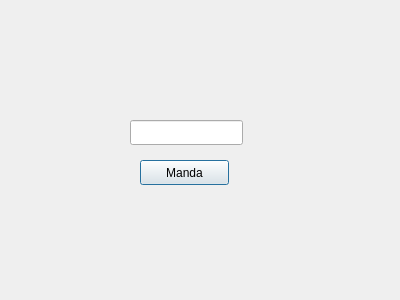
First picture: the form in QTClient/home.ui, repository giuseppegiuffry/MeetingApp, before the edit.
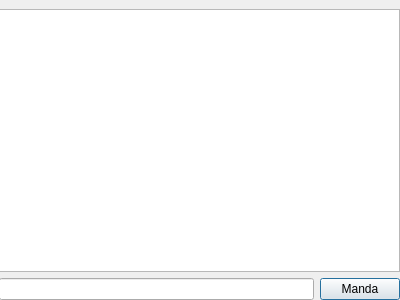
Second picture: the form after the edit.

What changed in the file:
```diff
--- a/QTClient/home.ui
+++ b/QTClient/home.ui
@@ -13,28 +13,34 @@
   <property name="windowTitle">
    <string>Dialog</string>
   </property>
-  <widget class="QLineEdit" name="lineEdit">
+  <widget class="QWidget" name="verticalLayoutWidget_2">
    <property name="geometry">
     <rect>
-     <x>130</x>
-     <y>120</y>
-     <width>113</width>
-     <height>25</height>
+     <x>-1</x>
+     <y>9</y>
+     <width>401</width>
+     <height>291</height>
     </rect>
    </property>
-  </widget>
-  <widget class="QPushButton" name="pushButton">
-   <property name="geometry">
-    <rect>
-     <x>140</x>
-     <y>160</y>
-     <width>89</width>
-     <height>25</height>
-    </rect>
-   </property>
-   <property name="text">
-    <string>Manda</string>
-   </property>
+   <layout class="QVBoxLayout" name="verticalLayout_3">
+    <item>
+     <widget class="QListView" name="com"/>
+    </item>
+    <item>
+     <layout class="QHBoxLayout" name="horizontalLayout_3">
+      <item>
+       <widget class="QLineEdit" name="msg"/>
+      </item>
+      <item>
+       <widget class="QPushButton" name="pushButton">
+        <property name="text">
+         <string>Manda</string>
+        </property>
+       </widget>
+      </item>
+     </layout>
+    </item>
+   </layout>
   </widget>
  </widget>
  <resources/>
```
